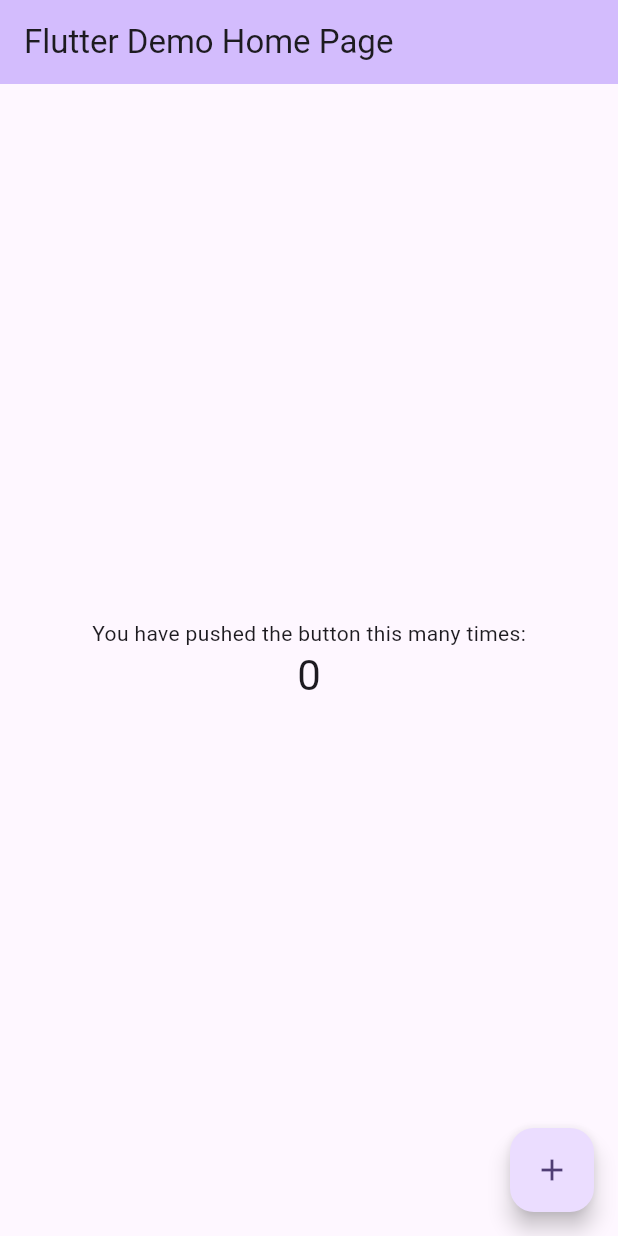
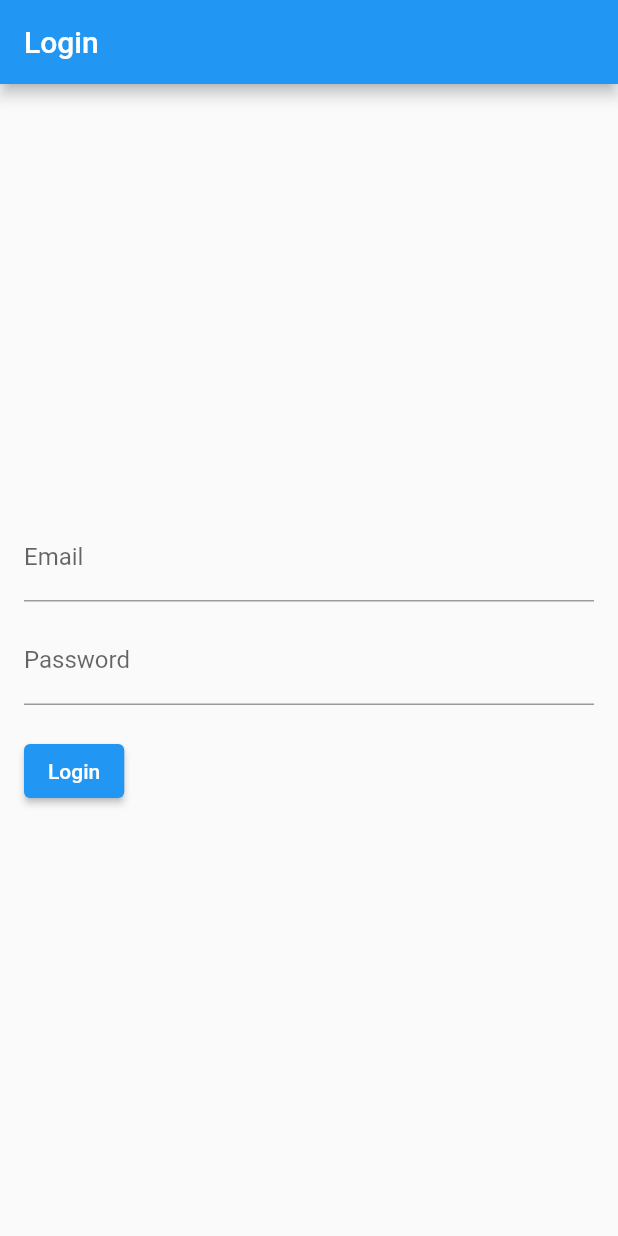
Before and after one commit to Hemant2000-karens/lnf, a Flutter app: the screen it shows after launch, on a phone screen of 412 x 824 dp. Run offline on Flutter 3.47's test engine with Material 2 defaults, Android fonts, the phone set to English and light mode, and no system bars; our stand-ins replace firebase_auth, firebase_core; accounts and stored records are empty.

Commit message:
updated to first activity page

```diff
--- /dev/null
+++ b/lib/LoginPage.dart
@@ -0,0 +1,66 @@
+import 'package:flutter/material.dart';
+import 'package:firebase_auth/firebase_auth.dart';
+
+class LoginPage extends StatefulWidget {
+  @override
+  _LoginPageState createState() => _LoginPageState();
+}
+
+class _LoginPageState extends State<LoginPage> {
+  final FirebaseAuth _auth = FirebaseAuth.instance;
+  final TextEditingController _emailController = TextEditingController();
+  final TextEditingController _passwordController = TextEditingController();
+
+  @override
+  Widget build(BuildContext context) {
+    return Scaffold(
+      appBar: AppBar(title: Text('Login')),
+      body: Center(
+        child: Padding(
+          padding: const EdgeInsets.all(16.0),
+          child: Column(
+            mainAxisAlignment: MainAxisAlignment.center,
+            crossAxisAlignment: CrossAxisAlignment.start,
+            children: [
+              TextFormField(
+                controller: _emailController,
+                decoration: InputDecoration(labelText: 'Email'),
+              ),
+              SizedBox(height: 10),
+              TextFormField(
+                controller: _passwordController,
+                obscureText: true,
+                decoration: InputDecoration(labelText: 'Password'),
+              ),
+              SizedBox(height: 20),
+              ElevatedButton(
+                onPressed: () => _signInWithEmailAndPassword(),
+                child: Text('Login'),
+              ),
+              // Other UI components like forgot password link, etc.
+            ],
+          ),
+        ),
+      ),
+    );
+  }
+
+  Future<void> _signInWithEmailAndPassword() async {
+    final email = _emailController.text;
+    final password = _passwordController.text;
+
+    try {
+      final userCredential = await _auth.signInWithEmailAndPassword(
+        email: email,
+        password: password,
+      );
+      final user = userCredential.user;
+      print('User signed in: ${user.email}');
+    } catch (e) {
+      print('Error: $e');
+      // Handle login error here
+    }
+  }
+
+  // You can define more methods for authentication, password reset, etc.
+}
--- a/lib/main.dart
+++ b/lib/main.dart
@@ -1,7 +1,7 @@
 import 'package:firebase_core/firebase_core.dart';
 import 'package:flutter/material.dart';
 import 'package:lnf/firebase_options.dart';
-
+import 'LoginPage.dart';
 void main() async{
   WidgetsFlutterBinding.ensureInitialized();
   await Firebase.initializeApp(options: DefaultFirebaseOptions.currentPlatform,);
@@ -10,120 +10,13 @@ void main() async{
 
 class MyApp extends StatelessWidget {
   const MyApp({super.key});
-
-  // This widget is the root of your application.
   @override
   Widget build(BuildContext context) {
     return MaterialApp(
-      title: 'Flutter Demo',
-      theme: ThemeData(
-        // This is the theme of your application.
-        //
-        // TRY THIS: Try running your application with "flutter run". You'll see
-        // the application has a blue toolbar. Then, without quitting the app,
-        // try changing the seedColor in the colorScheme below to Colors.green
-        // and then invoke "hot reload" (save your changes or press the "hot
-        // reload" button in a Flutter-supported IDE, or press "r" if you used
-        // the command line to start the app).
-        //
-        // Notice that the counter didn't reset back to zero; the application
-        // state is not lost during the reload. To reset the state, use hot
-        // restart instead.
-        //
-        // This works for code too, not just values: Most code changes can be
-        // tested with just a hot reload.
-        colorScheme: ColorScheme.fromSeed(seedColor: Colors.deepPurple),
-        useMaterial3: true,
-      ),
-      home: const MyHomePage(title: 'Flutter Demo Home Page'),
+      title: 'Lost & Found',
+      theme: ThemeData(primarySwatch: Colors.blue), // Customize your app theme
+      home: LoginPage(), // Use the LoginPage widget as your initial screen
     );
   }
+  // This widget is the root of your application.
 }
-
-class MyHomePage extends StatefulWidget {
-  const MyHomePage({super.key, required this.title});
-
-  // This widget is the home page of your application. It is stateful, meaning
-  // that it has a State object (defined below) that contains fields that affect
-  // how it looks.
-
-  // This class is the configuration for the state. It holds the values (in this
-  // case the title) provided by the parent (in this case the App widget) and
-  // used by the build method of the State. Fields in a Widget subclass are
-  // always marked "final".
-
-  final String title;
-
-  @override
-  State<MyHomePage> createState() => _MyHomePageState();
-}
-
-class _MyHomePageState extends State<MyHomePage> {
-  int _counter = 0;
-
-  void _incrementCounter() {
-    setState(() {
-      // This call to setState tells the Flutter framework that something has
-      // changed in this State, which causes it to rerun the build method below
-      // so that the display can reflect the updated values. If we changed
-      // _counter without calling setState(), then the build method would not be
-      // called again, and so nothing would appear to happen.
-      _counter++;
-    });
-  }
-
-  @override
-  Widget build(BuildContext context) {
-    // This method is rerun every time setState is called, for instance as done
-    // by the _incrementCounter method above.
-    //
-    // The Flutter framework has been optimized to make rerunning build methods
-    // fast, so that you can just rebuild anything that needs updating rather
-    // than having to individually change instances of widgets.
-    return Scaffold(
-      appBar: AppBar(
-        // TRY THIS: Try changing the color here to a specific color (to
-        // Colors.amber, perhaps?) and trigger a hot reload to see the AppBar
-        // change color while the other colors stay the same.
-        backgroundColor: Theme.of(context).colorScheme.inversePrimary,
-        // Here we take the value from the MyHomePage object that was created by
-        // the App.build method, and use it to set our appbar title.
-        title: Text(widget.title),
-      ),
-      body: Center(
-        // Center is a layout widget. It takes a single child and positions it
-        // in the middle of the parent.
-        child: Column(
-          // Column is also a layout widget. It takes a list of children and
-          // arranges them vertically. By default, it sizes itself to fit its
-          // children horizontally, and tries to be as tall as its parent.
-          //
-          // Column has various properties to control how it sizes itself and
-          // how it positions its children. Here we use mainAxisAlignment to
-          // center the children vertically; the main axis here is the vertical
-          // axis because Columns are vertical (the cross axis would be
-          // horizontal).
-          //
-          // TRY THIS: Invoke "debug painting" (choose the "Toggle Debug Paint"
-          // action in the IDE, or press "p" in the console), to see the
-          // wireframe for each widget.
-          mainAxisAlignment: MainAxisAlignment.center,
-          children: <Widget>[
-            const Text(
-              'You have pushed the button this many times:',
-            ),
-            Text(
-              '$_counter',
-              style: Theme.of(context).textTheme.headlineMedium,
-            ),
-          ],
-        ),
-      ),
-      floatingActionButton: FloatingActionButton(
-        onPressed: _incrementCounter,
-        tooltip: 'Increment',
-        child: const Icon(Icons.add),
-      ), // This trailing comma makes auto-formatting nicer for build methods.
-    );
-  }
-}
```
Also changed, not shown: 2 other files.
